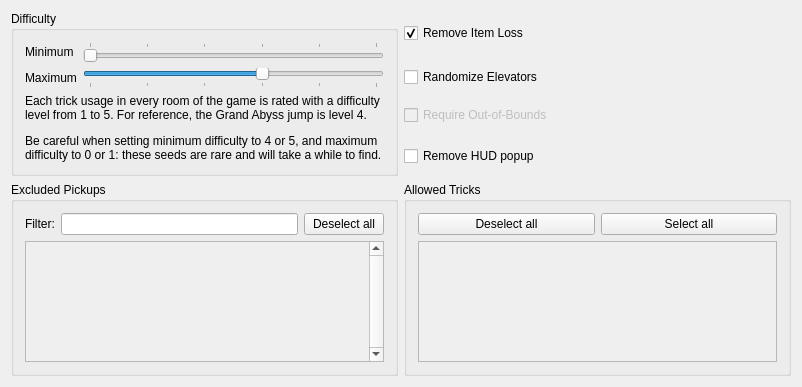
The window that randovania/gui/randomize_window.ui (randovania/randovania) describes before a commit, drawn with Qt 5.
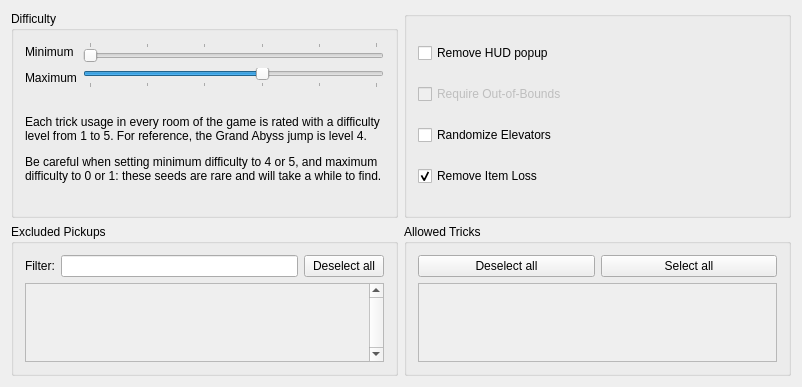
The same window after the commit.

The edit to the form file:
```diff
--- a/randovania/gui/randomize_window.ui
+++ b/randovania/gui/randomize_window.ui
@@ -23,14 +23,7 @@
    <layout class="QVBoxLayout" name="verticalLayout_4">
     <item>
      <layout class="QGridLayout" name="gridLayout">
-      <item row="2" column="1">
-       <widget class="QCheckBox" name="randomizeElevators">
-        <property name="text">
-         <string>Randomize Elevators</string>
-        </property>
-       </widget>
-      </item>
-      <item row="6" column="1">
+      <item row="5" column="1">
        <widget class="QGroupBox" name="allowedTricksBox">
         <property name="title">
          <string>Allowed Tricks</string>
@@ -58,8 +51,8 @@
              <rect>
               <x>0</x>
               <y>0</y>
-              <width>366</width>
-              <height>111</height>
+              <width>362</width>
+              <height>68</height>
              </rect>
             </property>
             <layout class="QVBoxLayout" name="verticalLayout_5">
@@ -91,46 +84,7 @@
         </layout>
        </widget>
       </item>
-      <item row="3" column="1">
-       <widget class="QCheckBox" name="outOfBounds">
-        <property name="enabled">
-         <bool>false</bool>
-        </property>
-        <property name="toolTip">
-         <string>Currently we have no data to allow this feature</string>
-        </property>
-        <property name="text">
-         <string>Require Out-of-Bounds</string>
-        </property>
-        <property name="checkable">
-         <bool>true</bool>
-        </property>
-       </widget>
-      </item>
-      <item row="1" column="1">
-       <widget class="QCheckBox" name="removeItemLoss">
-        <property name="toolTip">
-         <string>&lt;html&gt;&lt;head/&gt;&lt;body&gt;&lt;p&gt;When checked, you don't lose your items when entering Hive Chamber B for the first time.&lt;/p&gt;&lt;p&gt;Seeds with this unchecked are rare and may just have many items in the beggining.&lt;/p&gt;&lt;/body&gt;&lt;/html&gt;</string>
-        </property>
-        <property name="text">
-         <string>Remove Item Loss</string>
-        </property>
-        <property name="checked">
-         <bool>true</bool>
-        </property>
-       </widget>
-      </item>
-      <item row="4" column="1">
-       <widget class="QCheckBox" name="removeHudPopup">
-        <property name="toolTip">
-         <string>The &quot;HUD Popup&quot; is the popup that appears after you collect an item</string>
-        </property>
-        <property name="text">
-         <string>Remove HUD popup</string>
-        </property>
-       </widget>
-      </item>
-      <item row="1" column="0" rowspan="4">
+      <item row="2" column="0" rowspan="2">
        <widget class="QGroupBox" name="difficultyBox">
         <property name="title">
          <string>Difficulty</string>
@@ -207,7 +161,7 @@
         </layout>
        </widget>
       </item>
-      <item row="6" column="0">
+      <item row="5" column="0">
        <widget class="QGroupBox" name="excludedPickupsBox">
         <property name="title">
          <string>Excluded Pickups</string>
@@ -259,8 +213,8 @@
              <rect>
               <x>0</x>
               <y>0</y>
-              <width>349</width>
-              <height>113</height>
+              <width>348</width>
+              <height>70</height>
              </rect>
             </property>
             <layout class="QVBoxLayout" name="verticalLayout_2">
@@ -274,6 +228,61 @@
         </layout>
        </widget>
       </item>
+      <item row="2" column="1" rowspan="2">
+       <widget class="QGroupBox" name="groupBox">
+        <property name="title">
+         <string/>
+        </property>
+        <layout class="QVBoxLayout" name="verticalLayout">
+         <item>
+          <widget class="QCheckBox" name="removeHudPopup">
+           <property name="toolTip">
+            <string>The &quot;HUD Popup&quot; is the popup that appears after you collect an item</string>
+           </property>
+           <property name="text">
+            <string>Remove HUD popup</string>
+           </property>
+          </widget>
+         </item>
+         <item>
+          <widget class="QCheckBox" name="outOfBounds">
+           <property name="enabled">
+            <bool>false</bool>
+           </property>
+           <property name="toolTip">
+            <string>Currently we have no data to allow this feature</string>
+           </property>
+           <property name="text">
+            <string>Require Out-of-Bounds</string>
+           </property>
+           <property name="checkable">
+            <bool>true</bool>
+           </property>
+          </widget>
+         </item>
+         <item>
+          <widget class="QCheckBox" name="randomizeElevators">
+           <property name="text">
+            <string>Randomize Elevators</string>
+           </property>
+          </widget>
+         </item>
+         <item>
+          <widget class="QCheckBox" name="removeItemLoss">
+           <property name="toolTip">
+            <string>&lt;html&gt;&lt;head/&gt;&lt;body&gt;&lt;p&gt;When checked, you don't lose your items when entering Hive Chamber B for the first time.&lt;/p&gt;&lt;p&gt;Seeds with this unchecked are rare and may just have many items in the beggining.&lt;/p&gt;&lt;/body&gt;&lt;/html&gt;</string>
+           </property>
+           <property name="text">
+            <string>Remove Item Loss</string>
+           </property>
+           <property name="checked">
+            <bool>true</bool>
+           </property>
+          </widget>
+         </item>
+        </layout>
+       </widget>
+      </item>
      </layout>
     </item>
    </layout>
```
